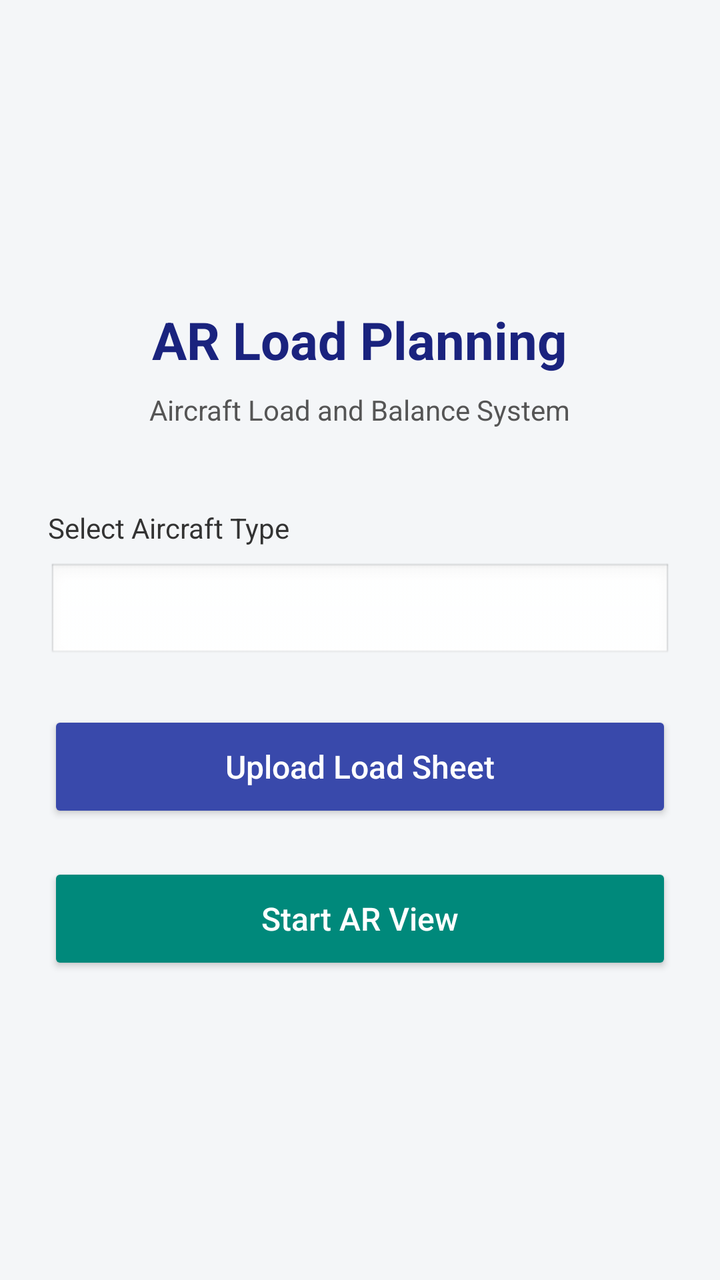
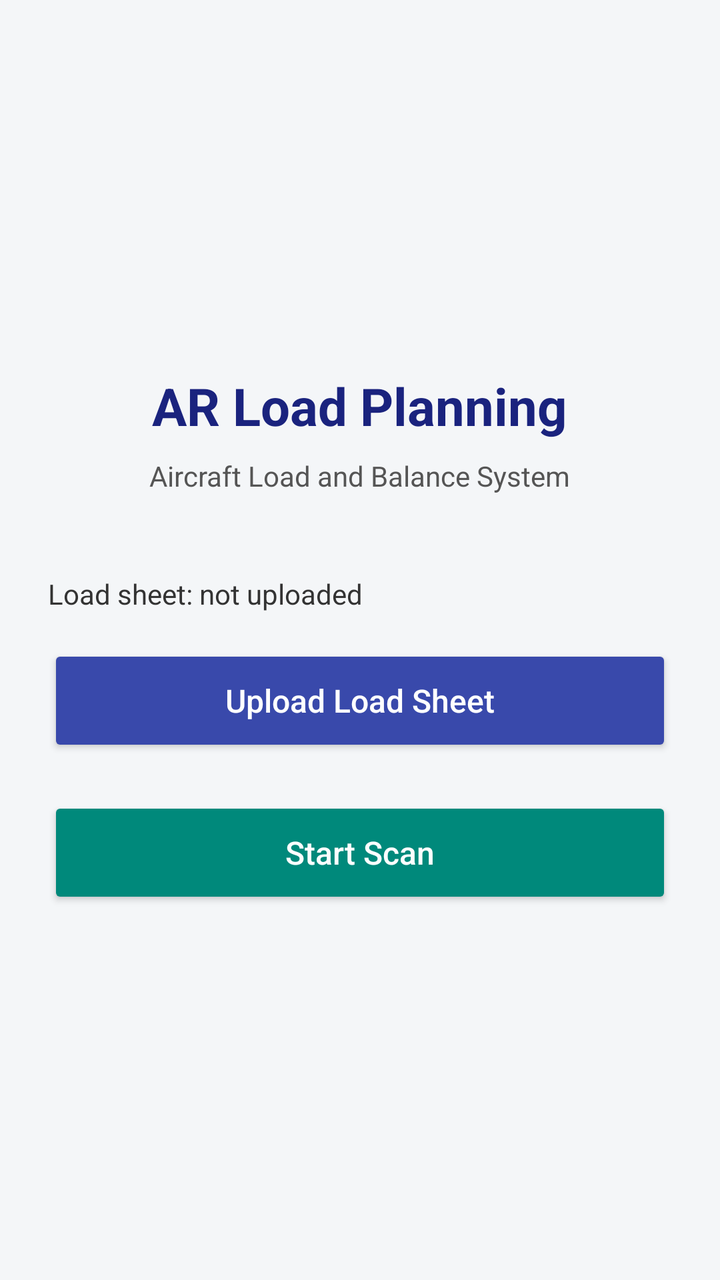

An Android layout rendered at two revisions. The XML below is the earlier revision; the diff shows what the commit changed to produce the second picture.
<!-- AndroidManifest.xml: activity theme Theme.AppCompat.NoActionBar -->
<!-- res/layout/activity_home.xml -->
<?xml version="1.0" encoding="utf-8"?>
<LinearLayout xmlns:android="http://schemas.android.com/apk/res/android"
    android:layout_width="match_parent"
    android:layout_height="match_parent"
    android:orientation="vertical"
    android:background="#F4F6F8"
    android:gravity="center"
    android:padding="24dp">

    
    <TextView
        android:layout_width="wrap_content"
        android:layout_height="wrap_content"
        android:text="AR Load Planning"
        android:textSize="26sp"
        android:textStyle="bold"
        android:textColor="#1A237E"
        android:layout_marginBottom="8dp"/>

    <TextView
        android:layout_width="wrap_content"
        android:layout_height="wrap_content"
        android:text="Aircraft Load and Balance System"
        android:textSize="14sp"
        android:textColor="#555555"
        android:layout_marginBottom="40dp"/>

    
    <TextView
        android:layout_width="match_parent"
        android:layout_height="wrap_content"
        android:text="Select Aircraft Type"
        android:textSize="14sp"
        android:textColor="#333333"
        android:layout_marginBottom="8dp"/>

    <Spinner
        android:id="@+id/spinnerAircraft"
        android:layout_width="match_parent"
        android:layout_height="50dp"
        android:background="@android:drawable/edit_text"
        android:padding="12dp"
        android:layout_marginBottom="24dp"/>
    
    <Button
        android:id="@+id/btnUpload"
        android:layout_width="match_parent"
        android:layout_height="56dp"
        android:text="Upload Load Sheet"
        android:textSize="16sp"
        android:textAllCaps="false"
        android:backgroundTint="#3949AB"
        android:textColor="#FFFFFF"
        android:layout_marginBottom="20dp"/>

    
    <Button
        android:id="@+id/btnARView"
        android:layout_width="match_parent"
        android:layout_height="56dp"
        android:text="Start AR View"
        android:textSize="16sp"
        android:textAllCaps="false"
        android:backgroundTint="#00897B"
        android:textColor="#FFFFFF"/>

</LinearLayout>
<!-- resources referenced by this layout -->
<resources>

</resources>

<!-- the commit's change to res/layout/activity_home.xml (unified diff, before → after) -->
@@ -25,22 +25,14 @@
         android:textColor="#555555"
         android:layout_marginBottom="40dp"/>
 
-    
     <TextView
+        android:id="@+id/tvLoadSheetStatus"
         android:layout_width="match_parent"
         android:layout_height="wrap_content"
-        android:text="Select Aircraft Type"
+        android:text="Load sheet: not uploaded"
         android:textSize="14sp"
         android:textColor="#333333"
-        android:layout_marginBottom="8dp"/>
-
-    <Spinner
-        android:id="@+id/spinnerAircraft"
-        android:layout_width="match_parent"
-        android:layout_height="50dp"
-        android:background="@android:drawable/edit_text"
-        android:padding="12dp"
-        android:layout_marginBottom="24dp"/>
+        android:layout_marginBottom="16dp"/>
     
     <Button
         android:id="@+id/btnUpload"
@@ -58,7 +50,7 @@
         android:id="@+id/btnARView"
         android:layout_width="match_parent"
         android:layout_height="56dp"
-        android:text="Start AR View"
+        android:text="Start Scan"
         android:textSize="16sp"
         android:textAllCaps="false"
         android:backgroundTint="#00897B"
